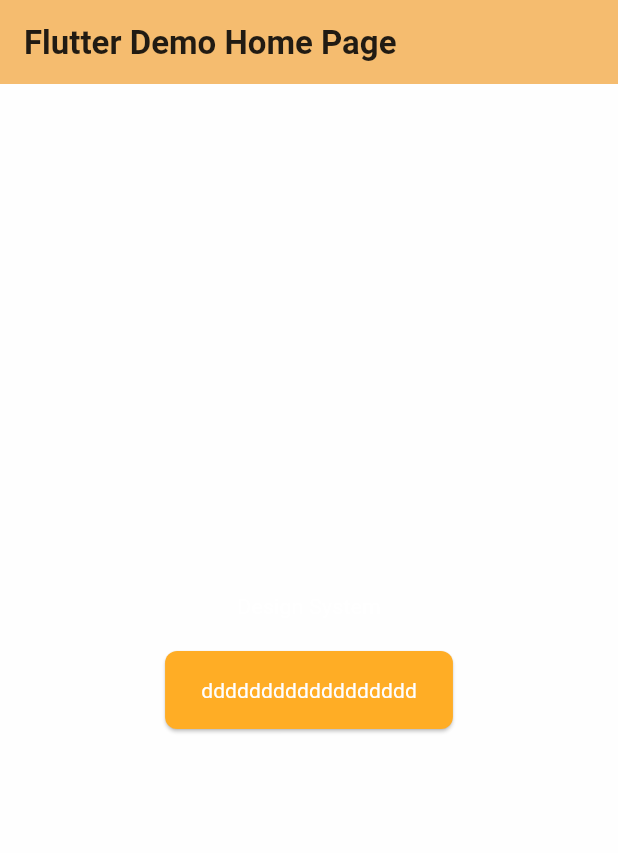
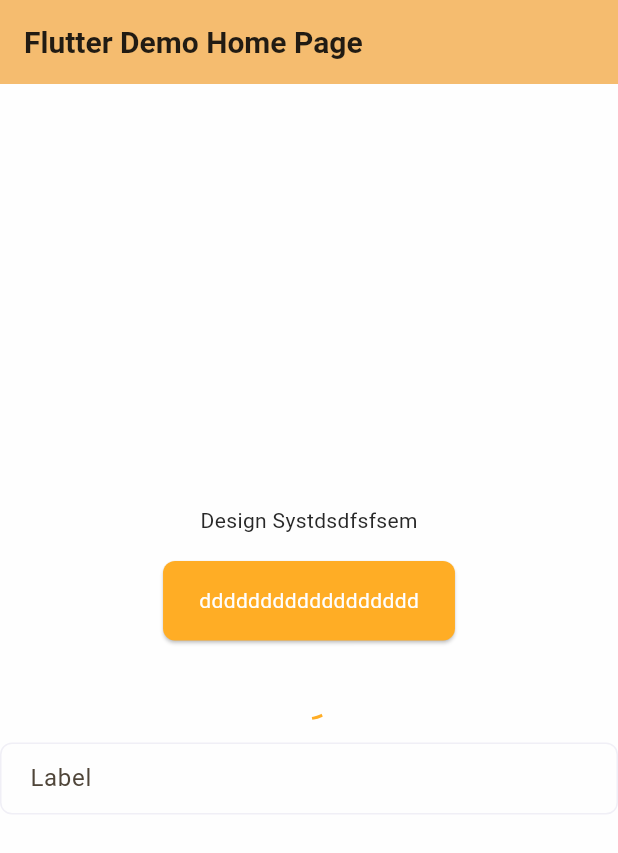
Before and after one commit to aofattaporn/IngreNote, a Flutter app: the screen it shows after launch, on a phone screen of 412 x 824 dp. Shown: the top 853 px of the screen. Run offline on Flutter 3.47's test engine with Material 3 defaults, Android fonts, the phone set to English and light mode, and no system bars.

Commit message:
feat: add base design_system

```diff
--- a/apps/ingre_note_app/lib/main.dart
+++ b/apps/ingre_note_app/lib/main.dart
@@ -1,6 +1,5 @@
 import 'package:flutter/material.dart';
-import 'package:ingre_note_design_system/components/buttons/bw_button.dart';
-import 'package:ingre_note_design_system/theme/app_theme.dart';
+import 'package:ingre_note_design_system/exporter.dart';
 
 void main() {
   runApp(const MyApp());
@@ -29,6 +28,7 @@ class MyHomePage extends StatefulWidget {
 }
 
 class _MyHomePageState extends State<MyHomePage> {
+  TextEditingController controller = TextEditingController();
   @override
   Widget build(BuildContext context) {
     return Scaffold(
@@ -39,10 +39,15 @@ class _MyHomePageState extends State<MyHomePage> {
       body: Center(
         child: Column(
           mainAxisAlignment: MainAxisAlignment.center,
+          spacing: INSpace.md,
           children: <Widget>[
-            const Text('Design System'),
-            const SizedBox(height: 20),
+            Text(
+              'Design Systdsdfsfsem',
+              style: Theme.of(context).textTheme.bodyMedium,
+            ),
             INButton(label: "dddddddddddddddddd", onPressed: () {}),
+            INProgressBar(),
+            INTextField(controller: controller, hint: "Hint", label: "Label"),
           ],
         ),
       ),
--- a/packages/ingre_note_design_system/lib/components/buttons/bw_button.dart
+++ b/packages/ingre_note_design_system/lib/components/buttons/in_button.dart
@@ -1,6 +1,6 @@
 import 'package:flutter/material.dart';
+import 'package:ingre_note_design_system/components/progress/in_progress.dart';
 import 'package:ingre_note_design_system/tokens/colors.dart';
-import 'package:ingre_note_design_system/tokens/typography.dart';
 
 class INButton extends StatelessWidget {
   const INButton({
@@ -31,14 +31,13 @@ class INButton extends StatelessWidget {
               ? const SizedBox(
                 width: 16.0,
                 height: 16.0,
-                child: CircularProgressIndicator(
-                  strokeWidth: 2.0,
-                  valueColor: AlwaysStoppedAnimation<Color>(INColors.white),
-                ),
+                child: INProgressBar(),
               )
               : Text(
                 label,
-                style: BWTypos.body.copyWith(color: INColors.white),
+                style: Theme.of(
+                  context,
+                ).textTheme.bodyMedium!.copyWith(color: INColors.white),
               ),
     );
   }
--- /dev/null
+++ b/packages/ingre_note_design_system/lib/components/progress/in_progress.dart
@@ -0,0 +1,14 @@
+import 'package:flutter/material.dart';
+import 'package:ingre_note_design_system/tokens/colors.dart';
+
+class INProgressBar extends StatelessWidget {
+  const INProgressBar({super.key});
+
+  @override
+  Widget build(BuildContext context) {
+    return CircularProgressIndicator(
+      strokeWidth: 2.0,
+      valueColor: AlwaysStoppedAnimation<Color>(INColors.primary),
+    );
+  }
+}
--- /dev/null
+++ b/packages/ingre_note_design_system/lib/components/textfields/in_text_field.dart
@@ -0,0 +1,72 @@
+import 'package:flutter/material.dart';
+import 'package:ingre_note_design_system/tokens/colors.dart';
+import 'package:ingre_note_design_system/tokens/radius.dart';
+import 'package:ingre_note_design_system/tokens/typography.dart';
+
+class INTextField extends StatelessWidget {
+  final TextEditingController controller;
+  final String? hint;
+  final String? label;
+  final String? errorText;
+  final bool isPassword;
+  final bool enabled;
+  final TextInputType keyboardType;
+  final int? maxLines;
+
+  const INTextField({
+    super.key,
+    required this.controller,
+    this.hint,
+    this.label,
+    this.errorText,
+    this.isPassword = false,
+    this.enabled = true,
+    this.keyboardType = TextInputType.text,
+    this.maxLines = 1,
+  });
+
+  @override
+  Widget build(BuildContext context) {
+    return TextField(
+      controller: controller,
+      obscureText: isPassword,
+      enabled: enabled,
+      keyboardType: keyboardType,
+      maxLines: maxLines,
+      style: INTypos.bodyMedium.copyWith(
+        color: enabled ? INColors.dark : INColors.lightGrey,
+      ),
+      decoration: InputDecoration(
+        labelText: label,
+        hintText: hint,
+        errorText: errorText,
+        filled: true,
+        fillColor: enabled ? INColors.white : INColors.lightGrey,
+        contentPadding: const EdgeInsets.symmetric(
+          horizontal: 16,
+          vertical: 12,
+        ),
+        border: OutlineInputBorder(
+          borderRadius: BorderRadius.circular(INRadius.md),
+          borderSide: BorderSide(color: INColors.lightGrey),
+        ),
+        enabledBorder: OutlineInputBorder(
+          borderRadius: BorderRadius.circular(INRadius.md),
+          borderSide: BorderSide(color: INColors.lightGrey),
+        ),
+        focusedBorder: OutlineInputBorder(
+          borderRadius: BorderRadius.circular(INRadius.md),
+          borderSide: BorderSide(color: INColors.primary, width: 2),
+        ),
+        errorBorder: OutlineInputBorder(
+          borderRadius: BorderRadius.circular(INRadius.md),
+          borderSide: BorderSide(color: INColors.error),
+        ),
+        focusedErrorBorder: OutlineInputBorder(
+          borderRadius: BorderRadius.circular(INRadius.md),
+          borderSide: BorderSide(color: INColors.error, width: 2),
+        ),
+      ),
+    );
+  }
+}
--- a/packages/ingre_note_design_system/lib/exporter.dart
+++ b/packages/ingre_note_design_system/lib/exporter.dart
@@ -1,8 +1,9 @@
 // lib/budget_design_system.dart
 library ingre_note_design_system;
 
-export 'components/buttons/bw_button.dart';
-export 'components/textfields/bw_text_field.dart';
+export 'components/buttons/in_button.dart';
+export 'components/textfields/in_text_field.dart';
+export 'components/progress/in_progress.dart';
 
 export 'tokens/colors.dart';
 export 'tokens/typography.dart';
--- a/packages/ingre_note_design_system/lib/theme/app_theme.dart
+++ b/packages/ingre_note_design_system/lib/theme/app_theme.dart
@@ -9,16 +9,14 @@ class INTheme {
       colorScheme: ColorScheme.fromSeed(
         seedColor: INColors.primary,
         primary: INColors.primary,
-        error: INColors.red,
+        error: INColors.error,
+        secondary: INColors.dark,
+        tertiary: INColors.black,
+
         background: INColors.lightGrey,
       ),
       scaffoldBackgroundColor: INColors.white,
-      textTheme: base.textTheme.copyWith(
-        titleLarge: BWTypos.title,
-        titleMedium: BWTypos.subtitle,
-        bodyMedium: BWTypos.body,
-        labelLarge: BWTypos.label,
-      ),
+      textTheme: ingreNoteTyposTheme.textTheme,
     );
   }
 }
--- a/packages/ingre_note_design_system/lib/tokens/colors.dart
+++ b/packages/ingre_note_design_system/lib/tokens/colors.dart
@@ -7,5 +7,8 @@ class INColors {
   static const lightGrey = Color.fromARGB(255, 240, 239, 246);
   static const white = Color.fromARGB(255, 254, 254, 254);
 
-  static const red = Color.fromARGB(255, 253, 79, 90);
+  static const success = Color.fromARGB(255, 79, 180, 145);
+  static const error = Color.fromARGB(255, 253, 79, 90);
+  static const warning = Color.fromARGB(255, 255, 209, 103);
+  static const info = Color.fromARGB(255, 39, 110, 174);
 }
--- /dev/null
+++ b/packages/ingre_note_design_system/lib/tokens/radius.dart
@@ -0,0 +1,6 @@
+class INRadius {
+  static const sm = 4.0;
+  static const md = 8.0;
+  static const lg = 12.0;
+  static const circle = 50.0;
+}
--- a/packages/ingre_note_design_system/lib/tokens/spacing.dart
+++ b/packages/ingre_note_design_system/lib/tokens/spacing.dart
@@ -1,4 +1,4 @@
-class BWSpace {
+class INSpace {
   static const xxs = 4.0;
   static const xs = 8.0;
   static const sm = 12.0;
--- a/packages/ingre_note_design_system/lib/tokens/typography.dart
+++ b/packages/ingre_note_design_system/lib/tokens/typography.dart
@@ -1,24 +1,127 @@
 import 'package:flutter/material.dart';
+import 'package:ingre_note_design_system/tokens/colors.dart';
 
-class BWTypos {
+class INTypos {
+  // -------------------------
+  // Headline / Titles
+  // -------------------------
+  static const headline1 = TextStyle(
+    fontSize: 32,
+    fontWeight: FontWeight.bold,
+    height: 1.3,
+    color: INColors.dark,
+  );
+
+  static const headline2 = TextStyle(
+    fontSize: 28,
+    fontWeight: FontWeight.bold,
+    height: 1.3,
+    color: INColors.dark,
+  );
+
+  static const headline3 = TextStyle(
+    fontSize: 24,
+    fontWeight: FontWeight.w600,
+    height: 1.3,
+    color: INColors.dark,
+  );
+
   static const title = TextStyle(
-    fontSize: 22,
-    fontWeight: FontWeight.w700,
+    fontSize: 20,
+    fontWeight: FontWeight.bold,
+    height: 1.3,
+    color: INColors.dark,
+  );
+
+  static const subtitle = TextStyle(
+    fontSize: 16,
+    fontWeight: FontWeight.w500,
+    height: 1.3,
+    color: INColors.dark,
+  );
+
+  // -------------------------
+  // Body / Paragraph
+  // -------------------------
+  static const bodyLarge = TextStyle(
+    fontSize: 16,
+    fontWeight: FontWeight.normal,
+    height: 1.5,
+    color: INColors.dark,
+  );
+
+  static const bodyMedium = TextStyle(
+    fontSize: 14,
+    fontWeight: FontWeight.normal,
+    height: 1.5,
+    color: INColors.dark,
+  );
+
+  static const bodySmall = TextStyle(
+    fontSize: 12,
+    fontWeight: FontWeight.normal,
+    height: 1.5,
+    color: INColors.dark,
+  );
+
+  // -------------------------
+  // Labels / Button text
+  // -------------------------
+  static const labelLarge = TextStyle(
+    fontSize: 14,
+    fontWeight: FontWeight.w500,
+    height: 1.3,
+    color: INColors.dark,
+  );
+
+  static const labelMedium = TextStyle(
+    fontSize: 12,
+    fontWeight: FontWeight.w500,
+    height: 1.3,
+    color: INColors.dark,
+  );
+
+  static const labelSmall = TextStyle(
+    fontSize: 10,
+    fontWeight: FontWeight.w500,
+    height: 1.3,
+    color: INColors.dark,
+  );
+
+  // -------------------------
+  // Caption / Helper text
+  // -------------------------
+  static const caption = TextStyle(
+    fontSize: 10,
+    fontWeight: FontWeight.normal,
+    height: 1.2,
+    color: Colors.grey,
+  );
+
+  // -------------------------
+  // Overline / Extra small
+  // -------------------------
+  static const overline = TextStyle(
+    fontSize: 8,
+    fontWeight: FontWeight.normal,
     height: 1.2,
   );
-  static const subtitle = TextStyle(
-    fontSize: 16,
-    fontWeight: FontWeight.w600,
-    height: 1.3,
-  );
-  static const body = TextStyle(
-    fontSize: 14,
-    fontWeight: FontWeight.w400,
-    height: 1.4,
-  );
-  static const label = TextStyle(
-    fontSize: 12,
-    fontWeight: FontWeight.w600,
-    height: 1.3,
-  );
 }
+
+final base = ThemeData.light(useMaterial3: true);
+
+ThemeData ingreNoteTyposTheme = base.copyWith(
+  textTheme: base.textTheme.copyWith(
+    headlineLarge: INTypos.headline1,
+    headlineMedium: INTypos.headline2,
+    headlineSmall: INTypos.headline3,
+    titleLarge: INTypos.title,
+    titleMedium: INTypos.subtitle,
+    bodyLarge: INTypos.bodyLarge,
+    bodyMedium: INTypos.bodyMedium,
+    bodySmall: INTypos.bodySmall,
+    labelLarge: INTypos.labelLarge,
+    labelMedium: INTypos.labelMedium,
+    labelSmall: INTypos.labelSmall,
+  ),
+);
```
Also changed, not shown: packages/ingre_note_design_system/lib/components/textfields/bw_text_field.dart (deleted), 3 other files.
